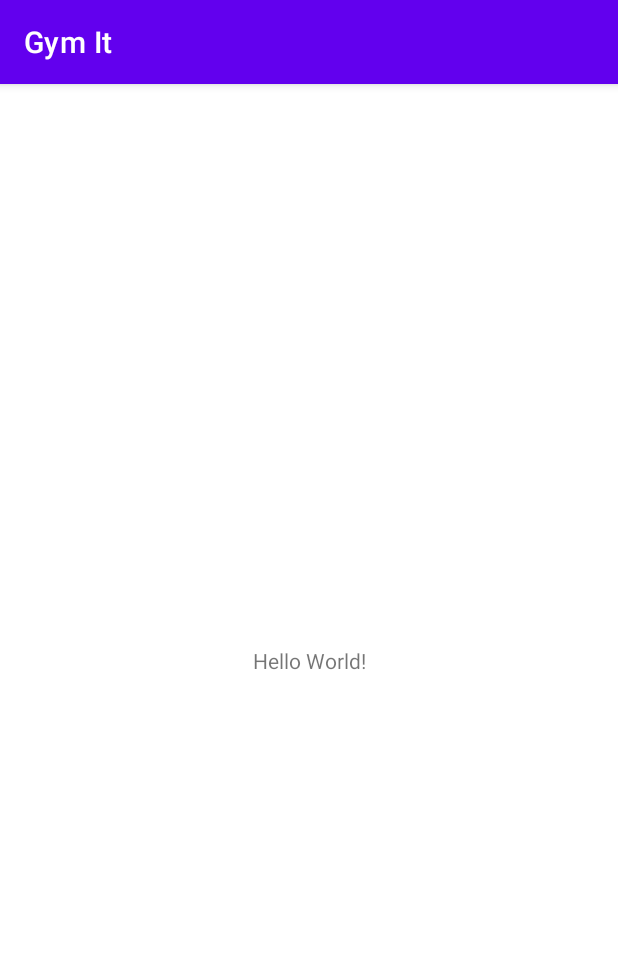
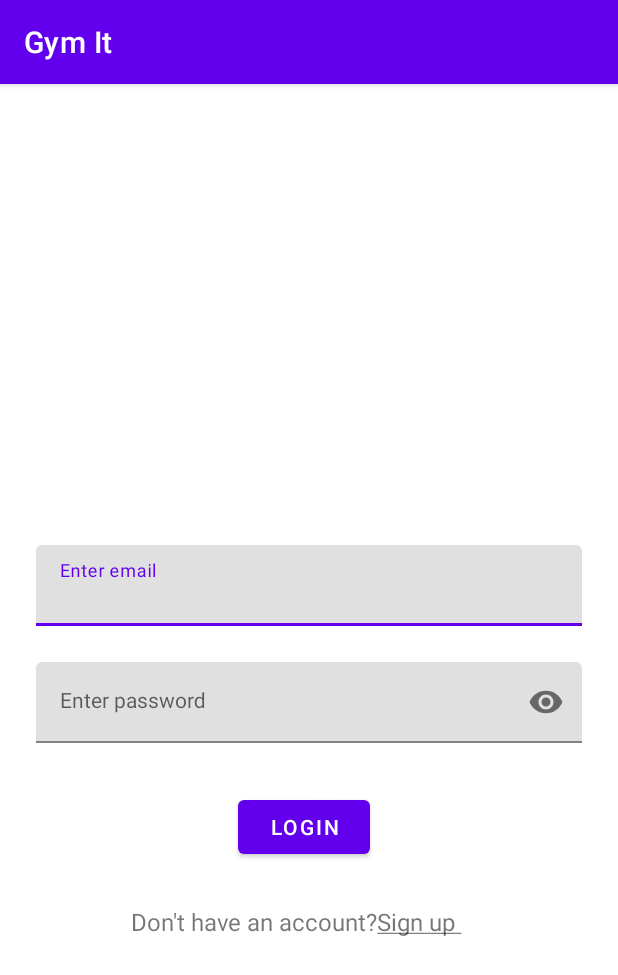
Before and after one commit to Beatriceanena/Gym-app, an Android app: the screen it shows after launch (SplashActivity before the commit, loginActivity after it), on a phone screen of 412 x 824 dp. Shown: the top 975 px of the screen. Run offline under Robolectric (Android 15) with nearby library versions, the phone set to English and light mode, and no system bars.

Commit message:
added my login activity

```diff
--- a/app/src/main/AndroidManifest.xml
+++ b/app/src/main/AndroidManifest.xml
@@ -10,8 +10,12 @@
         android:supportsRtl="true"
         android:theme="@style/Theme.GymIt">
         <activity
+            android:name=".loginActivity"
+            android:exported="false" />
+        <activity
             android:name=".SplashActivity"
-            android:exported="true">
+            android:exported="true"
+            android:theme="@style/SplashTheme">
             <intent-filter>
                 <action android:name="android.intent.action.MAIN" />
 
--- a/app/src/main/java/com/carolinekayle/gymit/SplashActivity.kt
+++ b/app/src/main/java/com/carolinekayle/gymit/SplashActivity.kt
@@ -1,11 +1,13 @@
 package com.carolinekayle.gymit
 
+import android.content.Intent
 import androidx.appcompat.app.AppCompatActivity
 import android.os.Bundle
 
 class SplashActivity : AppCompatActivity() {
     override fun onCreate(savedInstanceState: Bundle?) {
         super.onCreate(savedInstanceState)
-        setContentView(R.layout.activity_main)
+        startActivity(Intent( this,loginActivity::class.java))
+
     }
 }
--- /dev/null
+++ b/app/src/main/java/com/carolinekayle/gymit/loginActivity.kt
@@ -0,0 +1,50 @@
+package com.carolinekayle.gymit
+
+import androidx.appcompat.app.AppCompatActivity
+import android.os.Bundle
+import android.provider.ContactsContract
+import android.widget.Button
+import com.google.android.material.textfield.TextInputEditText
+import com.google.android.material.textfield.TextInputLayout
+
+class loginActivity : AppCompatActivity() {
+    lateinit var btnLogin:Button
+    lateinit var tilEmail:TextInputLayout
+    lateinit var etEmail: TextInputEditText
+    lateinit var tilPassword:TextInputLayout
+    lateinit var etPassword:TextInputEditText
+    override fun onCreate(savedInstanceState: Bundle?) {
+        super.onCreate(savedInstanceState)
+        setContentView(R.layout.activity_login)
+        btnLogin=findViewById(R.id.btnLogin)
+        tilEmail=findViewById(R.id.tilEmail)
+        etEmail=findViewById(R.id.etEmail)
+        tilPassword=findViewById(R.id.tilPassword)
+        etPassword=findViewById(R.id.etPassword)
+        btnLogin.setOnClickListener { validateLogin()
+
+        }
+
+
+    }
+    fun validateLogin(){
+        var error=false
+        tilEmail.error=null
+        tilPassword.error=null
+        var email=etEmail.text.toString()
+        if(email.isBlank()){
+            tilEmail.error="Email is required"
+            error=true
+        }
+
+        var password=etPassword.text.toString()
+        if(password.isBlank()){
+            tilPassword.error="Password is required"
+            error=true
+
+        }
+        if(!error){
+
+        }
+    }
+}
--- /dev/null
+++ b/app/src/main/res/drawable/splash_bg.xml
@@ -0,0 +1,10 @@
+<?xml version="1.0" encoding="utf-8"?>
+<selector xmlns:android="http://schemas.android.com/apk/res/android">
+    <item>
+        <bitmap
+            android:gravity="fill"
+            android:src="@drawable/gym"/>
+
+    </item>
+
+</selector>
--- /dev/null
+++ b/app/src/main/res/layout/activity_login.xml
@@ -0,0 +1,93 @@
+<?xml version="1.0" encoding="utf-8"?>
+<androidx.constraintlayout.widget.ConstraintLayout xmlns:android="http://schemas.android.com/apk/res/android"
+    xmlns:app="http://schemas.android.com/apk/res-auto"
+    xmlns:tools="http://schemas.android.com/tools"
+    android:layout_width="match_parent"
+    android:layout_height="match_parent"
+    tools:context=".loginActivity">
+
+    <androidx.constraintlayout.widget.Guideline
+        android:id="@+id/guideline2"
+        android:layout_width="wrap_content"
+        android:layout_height="wrap_content"
+        android:orientation="horizontal"
+        app:layout_constraintGuide_percent="0.4">
+
+    </androidx.constraintlayout.widget.Guideline>
+
+    <com.google.android.material.textfield.TextInputLayout
+        android:id="@+id/tilEmail"
+        android:layout_width="0dp"
+        android:layout_height="wrap_content"
+        android:layout_marginStart="24dp"
+        android:layout_marginEnd="24dp"
+        app:layout_constraintEnd_toEndOf="parent"
+        app:layout_constraintStart_toStartOf="parent"
+        app:layout_constraintTop_toTopOf="@+id/guideline2">
+
+        <com.google.android.material.textfield.TextInputEditText
+            android:id="@+id/etEmail"
+            android:layout_width="match_parent"
+            android:layout_height="match_parent"
+            android:hint="@string/enter_email"
+        style= "@style/Widget.MaterialComponents.TextInputLayout.OutlinedBox"
+
+            android:inputType="textEmailAddress" />
+
+    </com.google.android.material.textfield.TextInputLayout>
+
+    <com.google.android.material.textfield.TextInputLayout
+        android:id="@+id/tilPassword"
+        android:layout_width="0dp"
+        android:layout_height="wrap_content"
+        android:layout_marginStart="24dp"
+        android:background="@android:color/transparent"
+        android:layout_marginTop="24dp"
+        android:layout_marginEnd="24dp"
+        app:layout_constraintEnd_toEndOf="parent"
+        app:layout_constraintStart_toStartOf="parent"
+        app:layout_constraintTop_toBottomOf="@+id/tilEmail"
+        app:passwordToggleEnabled="true">
+
+        <com.google.android.material.textfield.TextInputEditText
+            android:id="@+id/etPassword"
+            android:layout_width="match_parent"
+            android:layout_height="wrap_content"
+            android:hint="@string/enter_password"
+            android:inputType="textPassword"
+            style= "@style/Widget.MaterialComponents.TextInputLayout.OutlinedBox"
+
+
+
+
+
+            android:password="false" />
+
+    </com.google.android.material.textfield.TextInputLayout>
+
+    <Button
+        android:id="@+id/btnLogin"
+        android:layout_width="wrap_content"
+        android:layout_height="wrap_content"
+        android:layout_marginStart="158dp"
+        android:layout_marginTop="32dp"
+        android:layout_marginEnd="165dp"
+        android:text="@string/login"
+        app:layout_constraintEnd_toEndOf="parent"
+        app:layout_constraintStart_toStartOf="parent"
+        app:layout_constraintTop_toBottomOf="@+id/tilPassword" />
+
+    <TextView
+        android:id="@+id/tvSignup"
+        android:layout_width="wrap_content"
+        android:layout_height="wrap_content"
+        android:layout_marginStart="101dp"
+        android:layout_marginTop="28dp"
+        android:layout_marginEnd="118dp"
+        android:text="@string/sign_up"
+        android:textSize="16sp"
+        app:layout_constraintEnd_toEndOf="parent"
+        app:layout_constraintStart_toStartOf="parent"
+        app:layout_constraintTop_toBottomOf="@+id/btnLogin" />
+
+</androidx.constraintlayout.widget.ConstraintLayout>
--- a/app/src/main/res/values/strings.xml
+++ b/app/src/main/res/values/strings.xml
@@ -1,3 +1,7 @@
 <resources>
     <string name="app_name">Gym It</string>
+    <string name="enter_email">Enter email</string>
+    <string name="enter_password">Enter password</string>
+    <string name="sign_up">Don\'t have an account?<u>Sign up </u></string>
+    <string name="login">Login</string>
 </resources>
--- a/app/src/main/res/values/themes.xml
+++ b/app/src/main/res/values/themes.xml
@@ -13,4 +13,8 @@
         <item name="android:statusBarColor" tools:targetApi="l">?attr/colorPrimaryVariant</item>
         <!-- Customize your theme here. -->
     </style>
+    <style name="SplashTheme" parent="Theme.MaterialComponents.DayNight.NoActionBar">
+      <item name="android:windowBackground">@drawable/splash_bg</item>
+    <item name="android:windowFullscreen">true</item>
+    </style>
 </resources>
--- a/build.gradle
+++ b/build.gradle
@@ -2,7 +2,7 @@
 plugins {
     id 'com.android.application' version '7.1.3' apply false
     id 'com.android.library' version '7.1.3' apply false
-    id 'org.jetbrains.kotlin.android' version '1.5.30' apply false
+    id 'org.jetbrains.kotlin.android' version '1.6.21' apply false
 }
 
 task clean(type: Delete) {
```
Also changed, not shown: app/src/main/res/drawable/gym.png (added).
